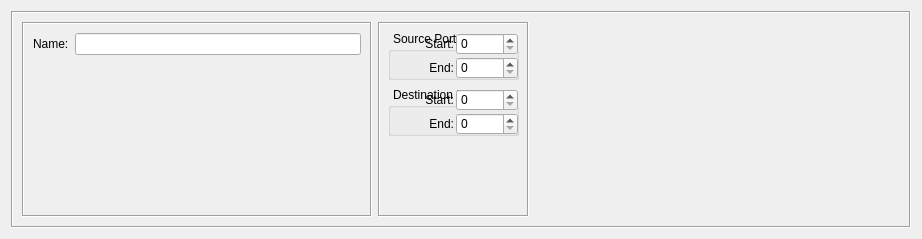
Old version of the form src/firewallfabrik/gui/ui/udpservicedialog_q.ui in the repository Linuxfabrik/firewallfabrik.
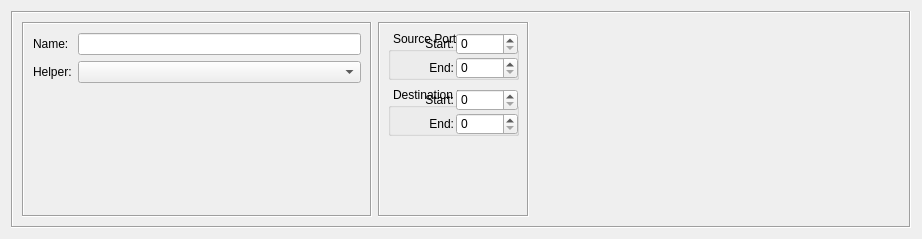
New version of the form. Custom widgets are drawn as their Qt base class.

Commit message: feat(compiler): connection tracking helpers, assigned by the accepting rule

Patch:
```diff
--- a/src/firewallfabrik/gui/ui/udpservicedialog_q.ui
+++ b/src/firewallfabrik/gui/ui/udpservicedialog_q.ui
@@ -85,7 +85,24 @@
            </property>
           </widget>
          </item>
+         <item row="1" column="0">
+          <widget class="QLabel" name="conntrack_helper_label">
+           <property name="text">
+            <string>Helper:</string>
+           </property>
+          </widget>
+         </item>
          <item row="1" column="1">
+          <widget class="QComboBox" name="conntrack_helper">
+           <property name="toolTip">
+            <string>Connection tracking helper that a rule accepting this service
+assigns to the connection, so that the data connections the
+protocol negotiates (FTP, TFTP, SIP, ...) are let through as
+RELATED. Only the rule's own source and destination get them.</string>
+           </property>
+          </widget>
+         </item>
+         <item row="2" column="1">
           <spacer name="verticalSpacer_2">
            <property name="orientation">
             <enum>Qt::Orientation::Vertical</enum>
```
The commit also changes 66 other files.
